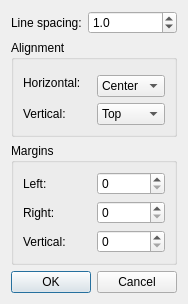
Subtivals/subtivals, file src/styleadvanced.ui: the form before one commit.
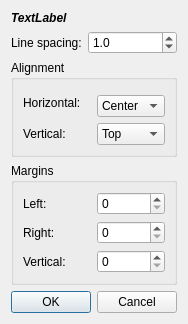
The form after the commit.

The edit to the form file:
```diff
--- a/src/styleadvanced.ui
+++ b/src/styleadvanced.ui
@@ -9,8 +9,8 @@
    <rect>
     <x>0</x>
     <y>0</y>
-    <width>194</width>
-    <height>319</height>
+    <width>223</width>
+    <height>344</height>
    </rect>
   </property>
   <property name="windowTitle">
@@ -172,6 +172,20 @@
      </item>
     </layout>
    </item>
+   <item row="0" column="0">
+    <widget class="QLabel" name="title">
+     <property name="font">
+      <font>
+       <weight>75</weight>
+       <italic>true</italic>
+       <bold>true</bold>
+      </font>
+     </property>
+     <property name="text">
+      <string>TextLabel</string>
+     </property>
+    </widget>
+   </item>
   </layout>
  </widget>
  <resources/>
```
